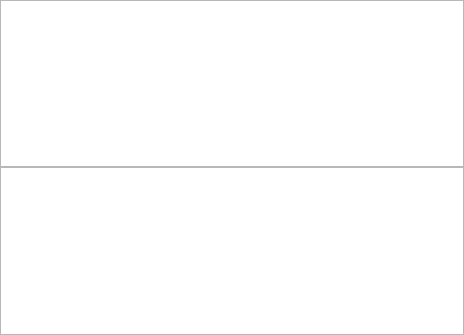
First picture: the form in rqt_moveit/resource/moveit_top.ui, repository ros-visualization/rqt_moveit, before the edit.
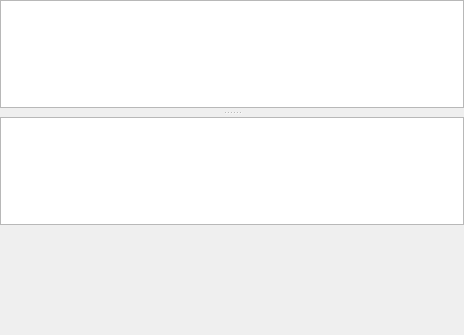
Second picture: the form after the edit. Custom widgets are drawn as their Qt base class.

Commit message: rqt_moveit) minor ui improvement (introduce splitter. But TopicWidget cannot be shown if it's included in QSplitter. Needs investigated)

```diff
--- a/rqt_moveit/resource/moveit_top.ui
+++ b/rqt_moveit/resource/moveit_top.ui
@@ -25,7 +25,7 @@
   <property name="windowTitle">
    <string>Moveit rqt plugin</string>
   </property>
-  <layout class="QHBoxLayout" name="_hlayout_top">
+  <layout class="QVBoxLayout" name="verticalLayout">
    <property name="spacing">
     <number>0</number>
    </property>
@@ -33,28 +33,20 @@
     <number>0</number>
    </property>
    <item>
-    <widget class="QSplitter" name="_splitter">
-     <property name="sizePolicy">
-      <sizepolicy hsizetype="Maximum" vsizetype="Maximum">
-       <horstretch>0</horstretch>
-       <verstretch>0</verstretch>
-      </sizepolicy>
-     </property>
-     <property name="frameShape">
-      <enum>QFrame::Panel</enum>
-     </property>
+    <widget class="QSplitter" name="splitter">
      <property name="orientation">
-      <enum>Qt::Horizontal</enum>
+      <enum>Qt::Vertical</enum>
      </property>
      <property name="handleWidth">
-      <number>2</number>
+      <number>9</number>
      </property>
-    </widget>
-   </item>
-   <item>
-    <layout class="QVBoxLayout" name="verticalLayout">
-     <item>
       <widget class="QTableView" name="_view_nodes">
+      <property name="minimumSize">
+       <size>
+        <width>0</width>
+        <height>30</height>
+       </size>
+      </property>
        <property name="alternatingRowColors">
         <bool>true</bool>
        </property>
@@ -68,12 +60,13 @@
         <bool>false</bool>
        </attribute>
       </widget>
-     </item>
-     <item>
-      <widget class="TopicWidget" name="_widget_topic" native="true"/>
-     </item>
-     <item>
       <widget class="QTableView" name="_view_reconf">
+      <property name="minimumSize">
+       <size>
+        <width>0</width>
+        <height>50</height>
+       </size>
+      </property>
        <property name="alternatingRowColors">
         <bool>true</bool>
        </property>
@@ -83,9 +76,26 @@
        <property name="allColumnsShowFocus" stdset="0">
         <bool>true</bool>
        </property>
-      </widget>
-     </item>
-    </layout>
+      <attribute name="horizontalHeaderVisible">
+       <bool>false</bool>
+      </attribute>
+     </widget>
+        
+    </widget>
+   </item>
+   <item>
+       <widget class="TopicWidget" name="_widget_topic" native="true">
+     <property name="enabled">
+      <bool>true</bool>
+     </property>
+     <property name="minimumSize">
+      <size>
+       <width>0</width>
+       <height>110</height>
+      </size>
+     </property>
+    </widget>
+   
    </item>
   </layout>
  </widget>
```
Lines whose indentation alone changed are shown as unchanged. The commit also changes 1 other file.
